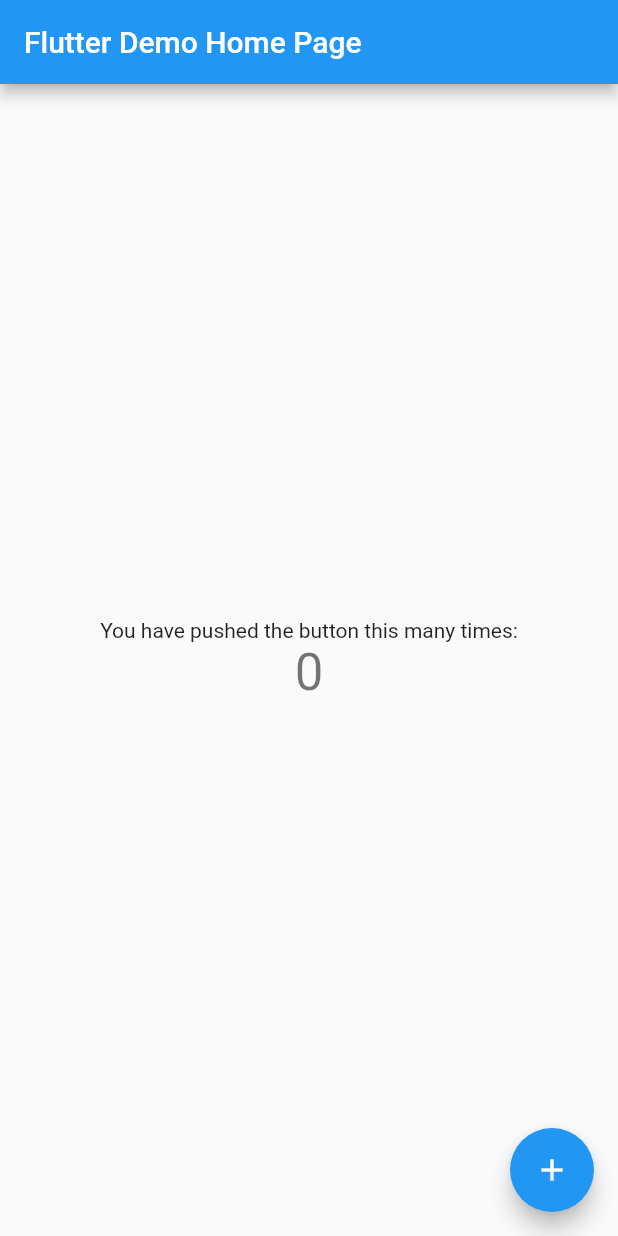
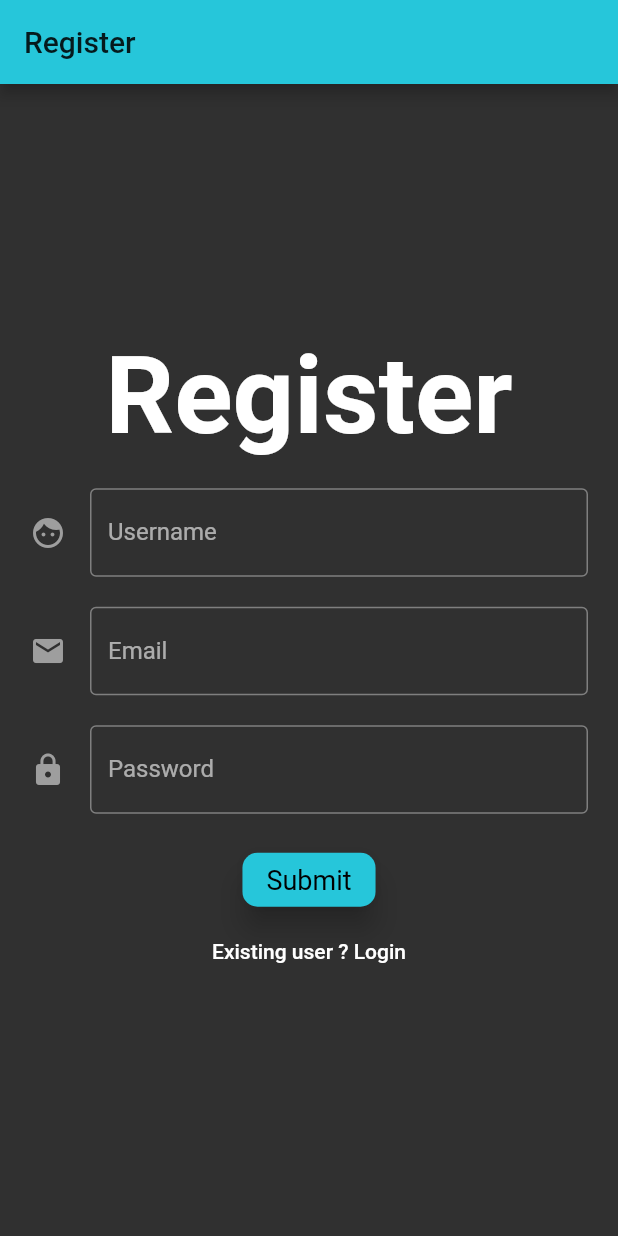
Before and after one commit to Amorem/FlutterStripe, a Flutter app: the screen it shows after launch, on a phone screen of 412 x 824 dp. Run offline on Flutter 3.47's test engine with Material 2 defaults, Android fonts, the phone set to English and light mode, and no system bars.

Commit message:
Register Page Basics

```diff
--- a/lib/main.dart
+++ b/lib/main.dart
@@ -1,4 +1,6 @@
 import 'package:flutter/material.dart';
+
+import 'pages/register_page.dart';
 
 void main() => runApp(MyApp());
 
@@ -7,105 +9,18 @@ class MyApp extends StatelessWidget {
   @override
   Widget build(BuildContext context) {
     return MaterialApp(
-      title: 'Flutter Demo',
+      title: 'Flutter Stripe',
       theme: ThemeData(
-        // This is the theme of your application.
-        //
-        // Try running your application with "flutter run". You'll see the
-        // application has a blue toolbar. Then, without quitting the app, try
-        // changing the primarySwatch below to Colors.green and then invoke
-        // "hot reload" (press "r" in the console where you ran "flutter run",
-        // or simply save your changes to "hot reload" in a Flutter IDE).
-        // Notice that the counter didn't reset back to zero; the application
-        // is not restarted.
-        primarySwatch: Colors.blue,
+        brightness: Brightness.dark,
+        primaryColor: Colors.cyan[400],
+        accentColor: Colors.deepOrange[200],
+        textTheme: TextTheme(
+          headline: TextStyle(fontSize: 72.0, fontWeight: FontWeight.bold),
+          title: TextStyle(fontSize: 36.0, fontStyle: FontStyle.italic),
+          body1: TextStyle(fontSize: 18.0),
+        ),
       ),
-      home: MyHomePage(title: 'Flutter Demo Home Page'),
+      home: RegisterPage(),
     );
   }
 }
-
-class MyHomePage extends StatefulWidget {
-  MyHomePage({Key key, this.title}) : super(key: key);
-
-  // This widget is the home page of your application. It is stateful, meaning
-  // that it has a State object (defined below) that contains fields that affect
-  // how it looks.
-
-  // This class is the configuration for the state. It holds the values (in this
-  // case the title) provided by the parent (in this case the App widget) and
-  // used by the build method of the State. Fields in a Widget subclass are
-  // always marked "final".
-
-  final String title;
-
-  @override
-  _MyHomePageState createState() => _MyHomePageState();
-}
-
-class _MyHomePageState extends State<MyHomePage> {
-  int _counter = 0;
-
-  void _incrementCounter() {
-    setState(() {
-      // This call to setState tells the Flutter framework that something has
-      // changed in this State, which causes it to rerun the build method below
-      // so that the display can reflect the updated values. If we changed
-      // _counter without calling setState(), then the build method would not be
-      // called again, and so nothing would appear to happen.
-      _counter++;
-    });
-  }
-
-  @override
-  Widget build(BuildContext context) {
-    // This method is rerun every time setState is called, for instance as done
-    // by the _incrementCounter method above.
-    //
-    // The Flutter framework has been optimized to make rerunning build methods
-    // fast, so that you can just rebuild anything that needs updating rather
-    // than having to individually change instances of widgets.
-    return Scaffold(
-      appBar: AppBar(
-        // Here we take the value from the MyHomePage object that was created by
-        // the App.build method, and use it to set our appbar title.
-        title: Text(widget.title),
-      ),
-      body: Center(
-        // Center is a layout widget. It takes a single child and positions it
-        // in the middle of the parent.
-        child: Column(
-          // Column is also layout widget. It takes a list of children and
-          // arranges them vertically. By default, it sizes itself to fit its
-          // children horizontally, and tries to be as tall as its parent.
-          //
-          // Invoke "debug painting" (press "p" in the console, choose the
-          // "Toggle Debug Paint" action from the Flutter Inspector in Android
-          // Studio, or the "Toggle Debug Paint" command in Visual Studio Code)
-          // to see the wireframe for each widget.
-          //
-          // Column has various properties to control how it sizes itself and
-          // how it positions its children. Here we use mainAxisAlignment to
-          // center the children vertically; the main axis here is the vertical
-          // axis because Columns are vertical (the cross axis would be
-          // horizontal).
-          mainAxisAlignment: MainAxisAlignment.center,
-          children: <Widget>[
-            Text(
-              'You have pushed the button this many times:',
-            ),
-            Text(
-              '$_counter',
-              style: Theme.of(context).textTheme.display1,
-            ),
-          ],
-        ),
-      ),
-      floatingActionButton: FloatingActionButton(
-        onPressed: _incrementCounter,
-        tooltip: 'Increment',
-        child: Icon(Icons.add),
-      ), // This trailing comma makes auto-formatting nicer for build methods.
-    );
-  }
-}
--- /dev/null
+++ b/lib/pages/register_page.dart
@@ -0,0 +1,105 @@
+import 'package:flutter/material.dart';
+
+class RegisterPage extends StatefulWidget {
+  @override
+  _RegisterPageState createState() => _RegisterPageState();
+}
+
+class _RegisterPageState extends State<RegisterPage> {
+  @override
+  Widget build(BuildContext context) {
+    return Scaffold(
+      appBar: AppBar(
+        title: Text("Register"),
+      ),
+      body: Container(
+        padding: EdgeInsets.symmetric(horizontal: 20),
+        child: Center(
+          child: SingleChildScrollView(
+            child: Form(
+              child: Column(
+                children: <Widget>[
+                  Text(
+                    'Register',
+                    style: Theme.of(context).textTheme.headline,
+                  ),
+                  Padding(
+                    padding: EdgeInsets.only(top: 20),
+                    child: TextFormField(
+                      decoration: InputDecoration(
+                        labelText: 'Username',
+                        hintText: 'Enter username (min length 6)',
+                        icon: Icon(
+                          Icons.face,
+                          color: Colors.grey,
+                        ),
+                        border: OutlineInputBorder(),
+                      ),
+                    ),
+                  ),
+                  Padding(
+                    padding: EdgeInsets.only(top: 20),
+                    child: TextFormField(
+                      decoration: InputDecoration(
+                        labelText: 'Email',
+                        hintText: 'Enter a valid email',
+                        icon: Icon(
+                          Icons.mail,
+                          color: Colors.grey,
+                        ),
+                        border: OutlineInputBorder(),
+                      ),
+                    ),
+                  ),
+                  Padding(
+                    padding: EdgeInsets.only(top: 20),
+                    child: TextFormField(
+                      obscureText: true,
+                      decoration: InputDecoration(
+                        labelText: 'Password',
+                        hintText: 'Enter password (min length 6)',
+                        icon: Icon(
+                          Icons.lock,
+                          color: Colors.grey,
+                        ),
+                        border: OutlineInputBorder(),
+                      ),
+                    ),
+                  ),
+                  Padding(
+                    padding: EdgeInsets.only(top: 20),
+                    child: Column(
+                      children: <Widget>[
+                        RaisedButton(
+                          child: Text(
+                            'Submit',
+                            style: Theme.of(context)
+                                .textTheme
+                                .body1
+                                .copyWith(color: Colors.black),
+                          ),
+                          elevation: 8.0,
+                          shape: RoundedRectangleBorder(
+                            borderRadius: BorderRadius.all(
+                              Radius.circular(10.0),
+                            ),
+                          ),
+                          color: Theme.of(context).primaryColor,
+                          onPressed: () {},
+                        ),
+                        FlatButton(
+                          child: Text('Existing user ? Login'),
+                          onPressed: () {},
+                        )
+                      ],
+                    ),
+                  )
+                ],
+              ),
+            ),
+          ),
+        ),
+      ),
+    );
+  }
+}
```
